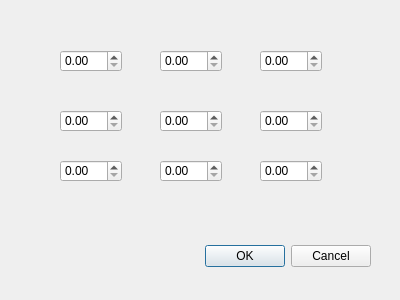
This is src/dialogkernel3.ui in jandernascimento/imageprocessing-umanipulator as Qt 5 draws it before an edit. The edited form follows.
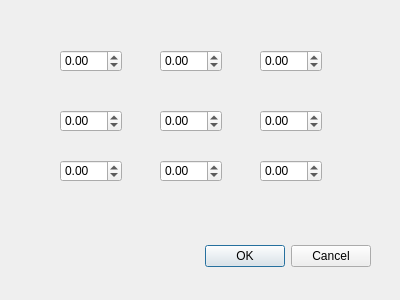
This is the edited form.

```diff
--- a/src/dialogkernel3.ui
+++ b/src/dialogkernel3.ui
@@ -38,6 +38,12 @@
      <height>22</height>
     </rect>
    </property>
+   <property name="minimum">
+    <double>-100.000000000000000</double>
+   </property>
+   <property name="maximum">
+    <double>100.000000000000000</double>
+   </property>
   </widget>
   <widget class="QDoubleSpinBox" name="doubleSpinBox_2">
    <property name="geometry">
@@ -48,6 +54,12 @@
      <height>22</height>
     </rect>
    </property>
+   <property name="minimum">
+    <double>-100.000000000000000</double>
+   </property>
+   <property name="maximum">
+    <double>100.000000000000000</double>
+   </property>
   </widget>
   <widget class="QDoubleSpinBox" name="doubleSpinBox_3">
    <property name="geometry">
@@ -58,6 +70,12 @@
      <height>22</height>
     </rect>
    </property>
+   <property name="minimum">
+    <double>-100.000000000000000</double>
+   </property>
+   <property name="maximum">
+    <double>100.000000000000000</double>
+   </property>
   </widget>
   <widget class="QDoubleSpinBox" name="doubleSpinBox_4">
    <property name="geometry">
@@ -68,6 +86,12 @@
      <height>22</height>
     </rect>
    </property>
+   <property name="minimum">
+    <double>-100.000000000000000</double>
+   </property>
+   <property name="maximum">
+    <double>100.000000000000000</double>
+   </property>
   </widget>
   <widget class="QDoubleSpinBox" name="doubleSpinBox_5">
    <property name="geometry">
@@ -78,6 +102,12 @@
      <height>22</height>
     </rect>
    </property>
+   <property name="minimum">
+    <double>-100.000000000000000</double>
+   </property>
+   <property name="maximum">
+    <double>100.000000000000000</double>
+   </property>
   </widget>
   <widget class="QDoubleSpinBox" name="doubleSpinBox_6">
    <property name="geometry">
@@ -88,6 +118,12 @@
      <height>22</height>
     </rect>
    </property>
+   <property name="minimum">
+    <double>-100.000000000000000</double>
+   </property>
+   <property name="maximum">
+    <double>100.000000000000000</double>
+   </property>
   </widget>
   <widget class="QDoubleSpinBox" name="doubleSpinBox_7">
    <property name="geometry">
@@ -98,6 +134,12 @@
      <height>22</height>
     </rect>
    </property>
+   <property name="minimum">
+    <double>-100.000000000000000</double>
+   </property>
+   <property name="maximum">
+    <double>100.000000000000000</double>
+   </property>
   </widget>
   <widget class="QDoubleSpinBox" name="doubleSpinBox_8">
    <property name="geometry">
@@ -108,6 +150,12 @@
      <height>22</height>
     </rect>
    </property>
+   <property name="minimum">
+    <double>-100.000000000000000</double>
+   </property>
+   <property name="maximum">
+    <double>100.000000000000000</double>
+   </property>
   </widget>
   <widget class="QDoubleSpinBox" name="doubleSpinBox_9">
    <property name="geometry">
@@ -118,6 +166,12 @@
      <height>22</height>
     </rect>
    </property>
+   <property name="minimum">
+    <double>-100.000000000000000</double>
+   </property>
+   <property name="maximum">
+    <double>100.000000000000000</double>
+   </property>
   </widget>
  </widget>
  <resources/>
```
